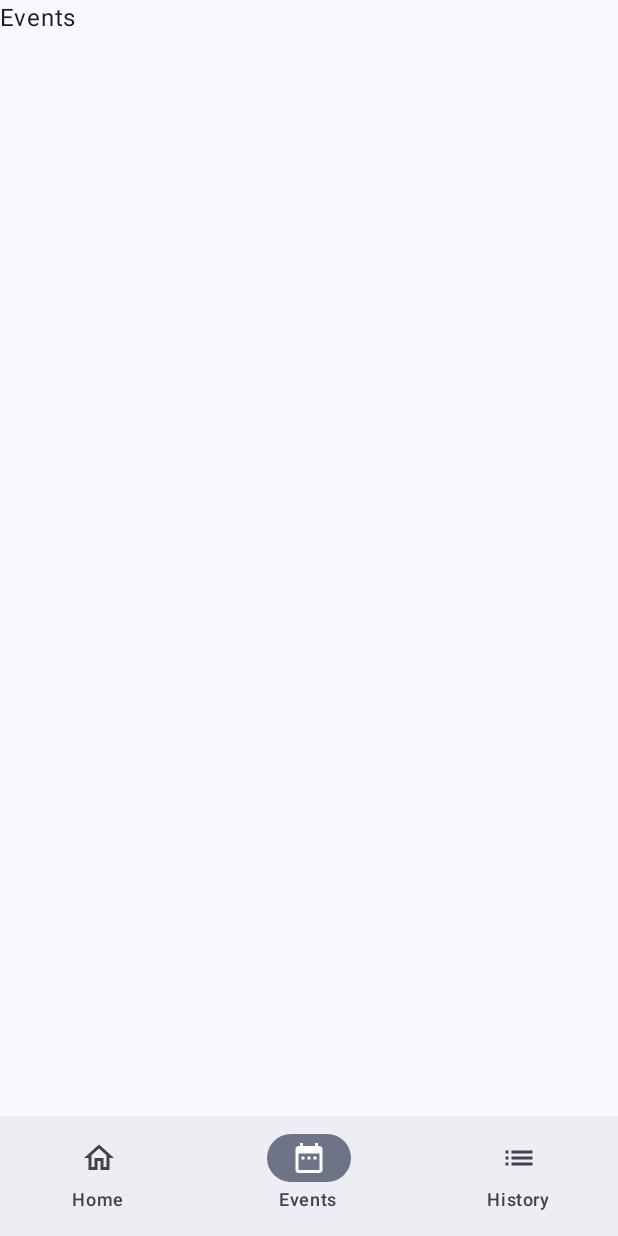
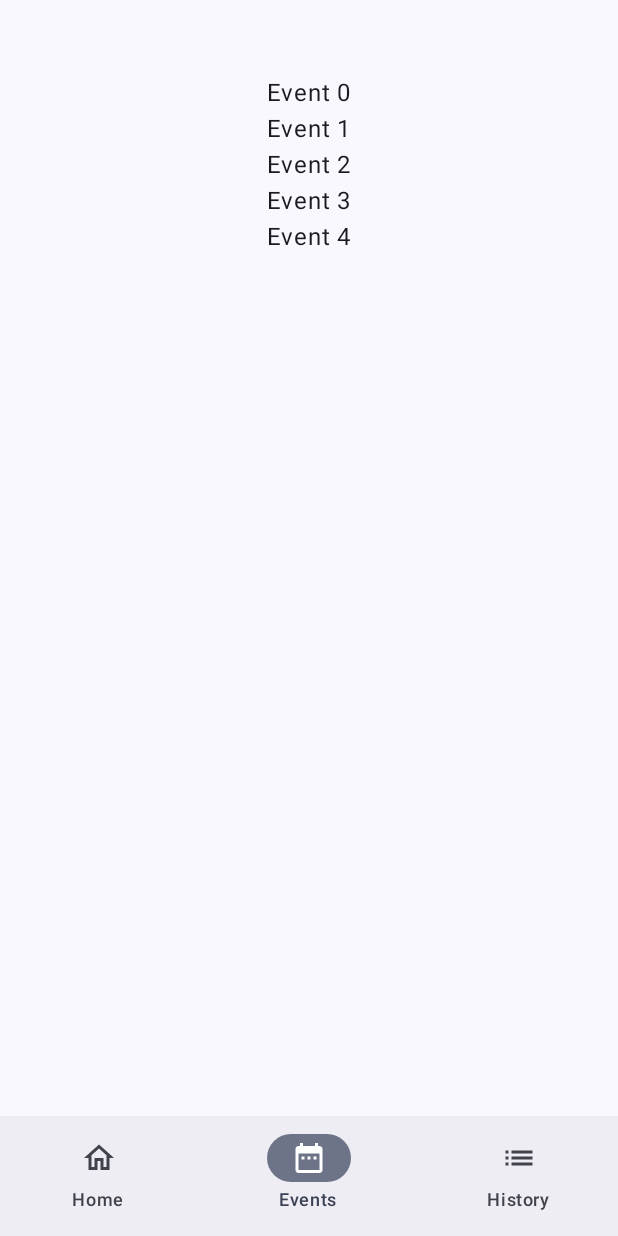
Before and after one commit to OliviaVit/ISENSmartCompanion, an Android app built with Jetpack Compose: the screen it shows after launch (MainActivity), item 2 of the bottom bar chosen, on a phone screen of 412 x 824 dp. Run offline under Robolectric (Android 15) with nearby library versions, the phone set to English and light mode, and no system bars.

Commit message:
Update Couleurs MainScreen

```diff
--- a/app/src/main/java/fr/isen/vittenet/isensmartcompanion/MainActivity.kt
+++ b/app/src/main/java/fr/isen/vittenet/isensmartcompanion/MainActivity.kt
@@ -28,6 +28,7 @@ import androidx.compose.ui.unit.dp
 import androidx.core.content.ContextCompat
 import androidx.navigation.compose.rememberNavController
 import fr.isen.vittenet.isensmartcompanion.screens.BottomNavBar
+import fr.isen.vittenet.isensmartcompanion.screens.EventsScreen
 import fr.isen.vittenet.isensmartcompanion.screens.MainScreen
 import fr.isen.vittenet.isensmartcompanion.ui.theme.ISENSmartCompanionTheme
 
@@ -64,7 +65,7 @@ class MainActivity : ComponentActivity() {
                                 MainScreen(innerPadding)
                             }
                             composable(eventsTab.title) {
-                                Text(eventsTab.title)
+                                EventsScreen()
                             }
                             composable(historyTab.title) {
                                 Text(historyTab.title)
--- /dev/null
+++ b/app/src/main/java/fr/isen/vittenet/isensmartcompanion/screens/EventsScreen.kt
@@ -0,0 +1,26 @@
+package fr.isen.vittenet.isensmartcompanion.screens
+
+import androidx.compose.foundation.layout.Arrangement
+import androidx.compose.foundation.layout.fillMaxWidth
+import androidx.compose.foundation.layout.padding
+import androidx.compose.foundation.lazy.LazyColumn
+import androidx.compose.material3.Text
+import androidx.compose.runtime.Composable
+import androidx.compose.ui.Alignment
+import androidx.compose.ui.Modifier
+import androidx.compose.ui.unit.dp
+
+@Composable
+fun EventsScreen() {
+    LazyColumn (
+        modifier = Modifier.fillMaxWidth()
+            .padding(top = 50.dp),
+        verticalArrangement = Arrangement.SpaceBetween,
+        horizontalAlignment = Alignment.CenterHorizontally
+    ){
+        // Add 5 items
+        items(5) { index ->
+            Text(text = "Event $index")
+        }
+    }
+}
--- a/app/src/main/java/fr/isen/vittenet/isensmartcompanion/screens/MainScreen.kt
+++ b/app/src/main/java/fr/isen/vittenet/isensmartcompanion/screens/MainScreen.kt
@@ -3,6 +3,7 @@ package fr.isen.vittenet.isensmartcompanion.screens
 import android.widget.Toast
 import androidx.compose.foundation.Image
 import androidx.compose.foundation.background
+import androidx.compose.foundation.border
 import androidx.compose.foundation.layout.Arrangement
 import androidx.compose.foundation.layout.Column
 import androidx.compose.foundation.layout.PaddingValues
@@ -14,6 +15,7 @@ import androidx.compose.foundation.layout.padding
 import androidx.compose.foundation.layout.size
 import androidx.compose.foundation.shape.CircleShape
 import androidx.compose.foundation.shape.RoundedCornerShape
+import androidx.compose.material3.IconButton
 import androidx.compose.material3.OutlinedButton
 import androidx.compose.material3.Text
 import androidx.compose.material3.TextField
@@ -26,10 +28,13 @@ import androidx.compose.ui.Modifier
 import androidx.compose.ui.draw.clip
 import androidx.compose.ui.graphics.Color
 import androidx.compose.ui.graphics.Color.Companion.LightGray
+import androidx.compose.ui.graphics.ColorFilter
 import androidx.compose.ui.layout.ContentScale
 import androidx.compose.ui.platform.LocalContext
+import androidx.compose.ui.res.colorResource
 import androidx.compose.ui.res.painterResource
 import androidx.compose.ui.unit.dp
+import androidx.compose.ui.unit.sp
 import androidx.core.content.ContextCompat.getString
 import fr.isen.vittenet.isensmartcompanion.R
 
@@ -40,7 +45,8 @@ fun MainScreen(innerPadding: PaddingValues) {
 
     Column(
         modifier = Modifier.fillMaxWidth()
-            .padding(innerPadding),
+            .padding(innerPadding)
+            .background(colorResource(id = R.color.grey_background)),
         verticalArrangement = Arrangement.SpaceBetween,
         horizontalAlignment = Alignment.CenterHorizontally
     ) {
@@ -51,16 +57,22 @@ fun MainScreen(innerPadding: PaddingValues) {
             modifier = Modifier.padding(top = 50.dp)
                 .size(width = 300.dp, height = 100.dp)
         )
-        Text(text = getString(context, R.string.app_name))
+        Text(
+            text = getString(context, R.string.app_name),
+            fontSize = 25.sp,
+            modifier = Modifier.padding(top = 10.dp)
+        )
         Text("", modifier = Modifier
             .fillMaxSize()
             .weight(0.5F)
         )
         Row(
             modifier = Modifier
+                .padding(horizontal = 16.dp)
+                .padding(10.dp)
                 .height(50.dp)
                 .clip(RoundedCornerShape(20.dp))
-                .background(LightGray),
+                .background(colorResource(id = R.color.grey_input)),
             verticalAlignment = Alignment.CenterVertically,
 
             ){
@@ -80,16 +92,20 @@ fun MainScreen(innerPadding: PaddingValues) {
                 ),
                 modifier = Modifier.weight(1F)
             )
-            OutlinedButton(onClick = {
+            IconButton(onClick = {
                 Toast.makeText(context,"user input : ${userInput.value}", Toast.LENGTH_LONG).show()
             },
                 modifier = Modifier
-                    .background(Color.Red, shape = CircleShape),
+                    .background(colorResource(id = R.color.red), shape = CircleShape)
+                    .border(width = 5.dp, color = colorResource(id = R.color.grey_input), shape = CircleShape),
 
                 content = {
                     Image(
                         painterResource(R.drawable.send),
                         context.getString(R.string.send_button),
+                        colorFilter = ColorFilter.tint(Color.White),
+                        modifier = Modifier.size(15.dp)
+
                     )
                 },
 
--- a/app/src/main/res/values/colors.xml
+++ b/app/src/main/res/values/colors.xml
@@ -7,4 +7,7 @@
     <color name="teal_700">#FF018786</color>
     <color name="black">#FF000000</color>
     <color name="white">#FFFFFFFF</color>
+    <color name="red">#c41e21</color>
+    <color name="grey_input">#e1e2ec</color>
+    <color name="grey_background">#faf8ff</color>
 </resources>
```
